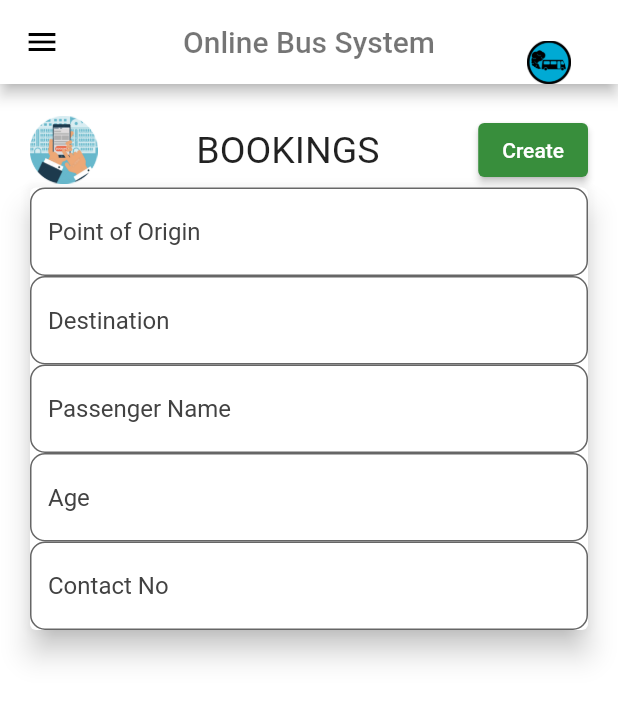
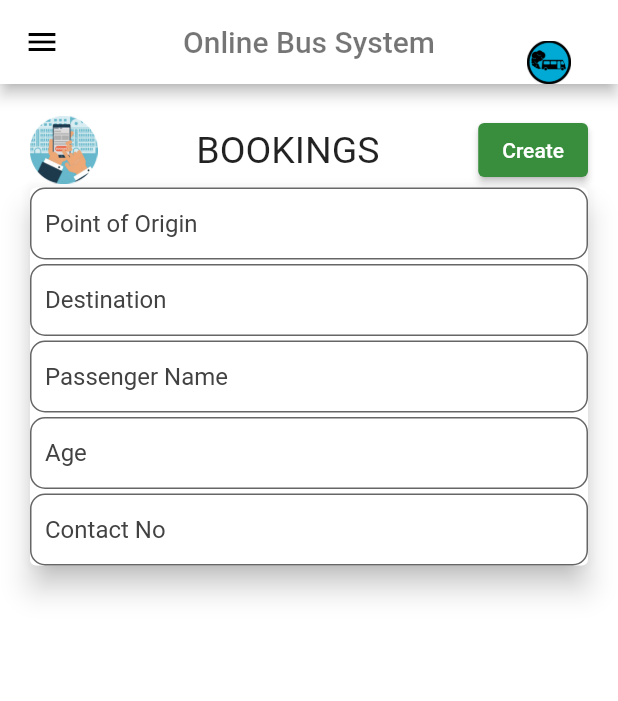
Before and after one commit to xplct-cont/FlutterLaravelVue_FINAL, a Flutter app: the SecondRoute screen opened directly, in the side drawer, after a tap on "Bookings", on a phone screen of 412 x 824 dp. Shown: the top 701 px of the screen. Run offline on Flutter 3.47's test engine with Material 2 defaults, Android fonts, the phone set to English and light mode, and no system bars; network calls fail.

Commit message:
Cool Changes

```diff
--- a/lib/home.dart
+++ b/lib/home.dart
@@ -224,13 +224,20 @@ class _HomepageState extends State<Homepage> {
                   child: Column(
                     children: <Widget>[
 
+                      Wrap(
+                         spacing: 3,
+                        runSpacing: 3,
+                        children: <Widget>[
 
                           TextField(
                             controller: point_of_originController,
                             decoration: InputDecoration(
                                 border: OutlineInputBorder(
                                   borderRadius: BorderRadius.circular(10.0),
-                          ),
+
+
+
+                                ),contentPadding: EdgeInsets.symmetric(vertical: 2, horizontal: 10),
                                 filled: true,
                                 hintStyle: TextStyle(color: Colors.grey[800]),
                                 hintText: 'Point of Origin',
@@ -245,6 +252,7 @@ class _HomepageState extends State<Homepage> {
                                 border: OutlineInputBorder(
                                   borderRadius: BorderRadius.circular(10.0),
                                 ),
+                                contentPadding: EdgeInsets.symmetric(vertical: 2, horizontal: 10),
                                 filled: true,
                                 hintStyle: TextStyle(color: Colors.grey[800]),
                                 hintText: 'Destination',
@@ -259,6 +267,7 @@ class _HomepageState extends State<Homepage> {
                                 border: OutlineInputBorder(
                                   borderRadius: BorderRadius.circular(10.0),
                                 ),
+                                contentPadding: EdgeInsets.symmetric(vertical: 2, horizontal: 10),
                                 filled: true,
                                 hintStyle: TextStyle(color: Colors.grey[800]),
                                 hintText: 'Passenger Name',
@@ -272,6 +281,7 @@ class _HomepageState extends State<Homepage> {
                                 border: OutlineInputBorder(
                                   borderRadius: BorderRadius.circular(10.0),
                                 ),
+                                contentPadding: EdgeInsets.symmetric(vertical: 2, horizontal: 10),
                                 filled: true,
                                 hintStyle: TextStyle(color: Colors.grey[800]),
                                 hintText: 'Age',
@@ -285,12 +295,18 @@ class _HomepageState extends State<Homepage> {
                                 border: OutlineInputBorder(
                                   borderRadius: BorderRadius.circular(10.0),
                                 ),
+                                contentPadding: EdgeInsets.symmetric(vertical: 2, horizontal: 10),
                                 filled: true,
                                 hintStyle: TextStyle(color: Colors.grey[800]),
                                 hintText: 'Contact No',
                                 fillColor: Colors.white70
                             ),
                           ),
+
+                        ],
+                      ),
+
+
 
 
                     ],
@@ -639,6 +655,11 @@ class _SecondRouteState extends State<SecondRoute> {
                       child: Column(
                         children: <Widget>[
 
+                        Wrap(
+                        spacing: 3,
+                        runSpacing: 3,
+                        children: <Widget>[
+
 
                           TextField(
                             controller: operator_nameController,
@@ -646,6 +667,7 @@ class _SecondRouteState extends State<SecondRoute> {
                               border: OutlineInputBorder(
                                 borderRadius: BorderRadius.circular(5.0)
                               ),
+                                contentPadding: EdgeInsets.symmetric(vertical: 2, horizontal: 10),
                               filled: true,
                               hintStyle: TextStyle(color: Colors.grey[800]),
                               hintText: 'Operator Name',
@@ -660,6 +682,7 @@ class _SecondRouteState extends State<SecondRoute> {
                               border: OutlineInputBorder(
                                   borderRadius: BorderRadius.circular(5.0)
                               ),
+                                contentPadding: EdgeInsets.symmetric(vertical: 2, horizontal: 10),
                               filled: true,
                               hintStyle: TextStyle(color: Colors.grey[800]),
                               hintText: 'Address',
@@ -673,13 +696,15 @@ class _SecondRouteState extends State<SecondRoute> {
                               border: OutlineInputBorder(
                                   borderRadius: BorderRadius.circular(5.0)
                               ),
+                                contentPadding: EdgeInsets.symmetric(vertical: 2, horizontal: 10),
                               filled: true,
                               hintStyle: TextStyle(color: Colors.grey[800]),
                               hintText: 'Contact No',
                               fillColor: Colors.white70
                             ),
                           ),
-
+                          ]
+                         )
                         ],
                       ),
                     ),
```
Lines whose indentation alone changed are shown as unchanged.
